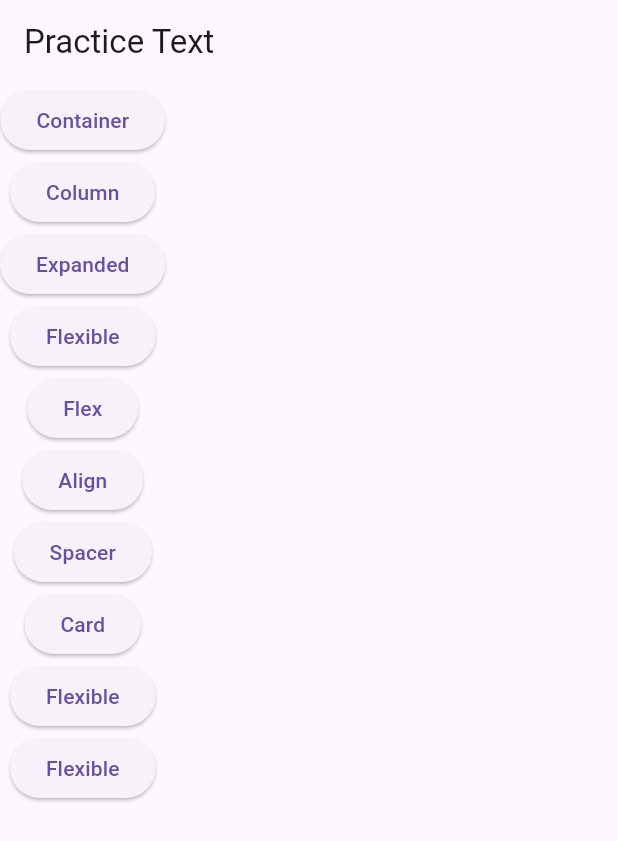
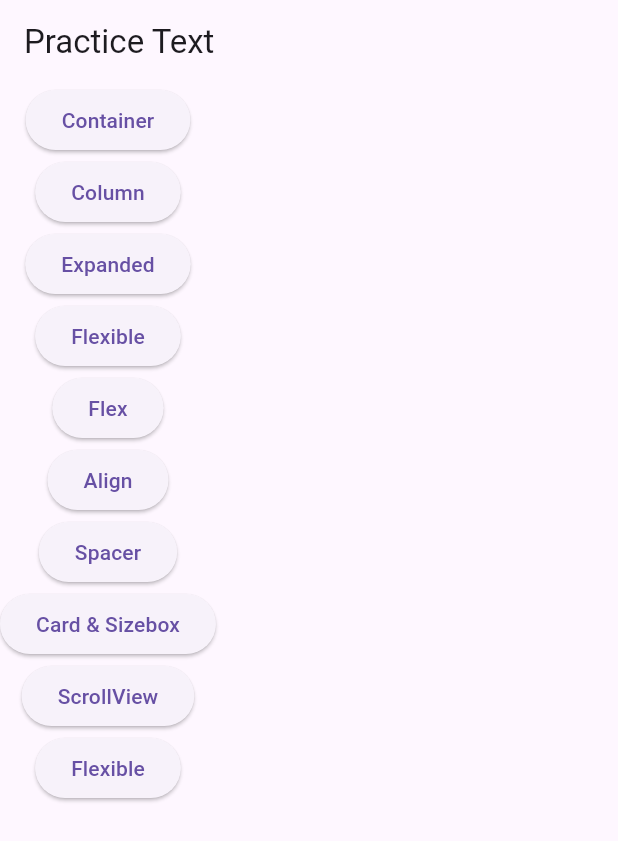
Before and after one commit to ShantoGUB567/Flutter, a Flutter app: the screen it shows after launch, on a phone screen of 412 x 824 dp. Shown: the top 841 px of the screen. Run offline on Flutter 3.47's test engine with Material 3 defaults, Android fonts, the phone set to English and light mode, and no system bars; our stand-ins replace cached_network_image, google_fonts, image_picker, shimmer, speech_to_text; accounts and stored records are empty.

Commit message:
update new file

```diff
--- a/new_app_6/lib/main.dart
+++ b/new_app_6/lib/main.dart
@@ -5,6 +5,7 @@ import 'package:new_app_6/column.dart';
 import 'package:new_app_6/expanded.dart';
 import 'package:new_app_6/flex.dart';
 import 'package:new_app_6/flexible.dart';
+import 'package:new_app_6/singlescrollview.dart';
 import 'package:new_app_6/spacer.dart';
 
 import 'container.dart';
@@ -75,12 +76,12 @@ class HomeActivity extends StatelessWidget {
               onPressed: () {
                 Navigator.push(context, MaterialPageRoute(builder: (context) => CardActivity()));
               },
-              child: Text("Card")
+              child: Text("Card & Sizebox")
           ),ElevatedButton(
               onPressed: () {
-                Navigator.push(context, MaterialPageRoute(builder: (context) => FlexibleActivity()));
+                Navigator.push(context, MaterialPageRoute(builder: (context) => ScrollViewActivity()));
               },
-              child: Text("Flexible")
+              child: Text("ScrollView")
           ),ElevatedButton(
               onPressed: () {
                 Navigator.push(context, MaterialPageRoute(builder: (context) => FlexibleActivity()));
```
Also changed, not shown: new_app_6/lib/singlescrollview.dart (added, +14 -0 lines), new_app_6/lib/card.dart (line endings or trailing spaces).
